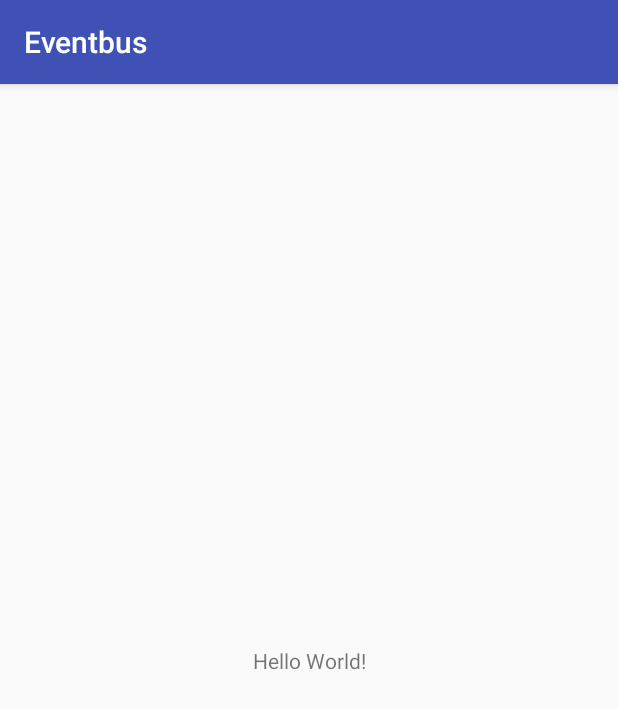
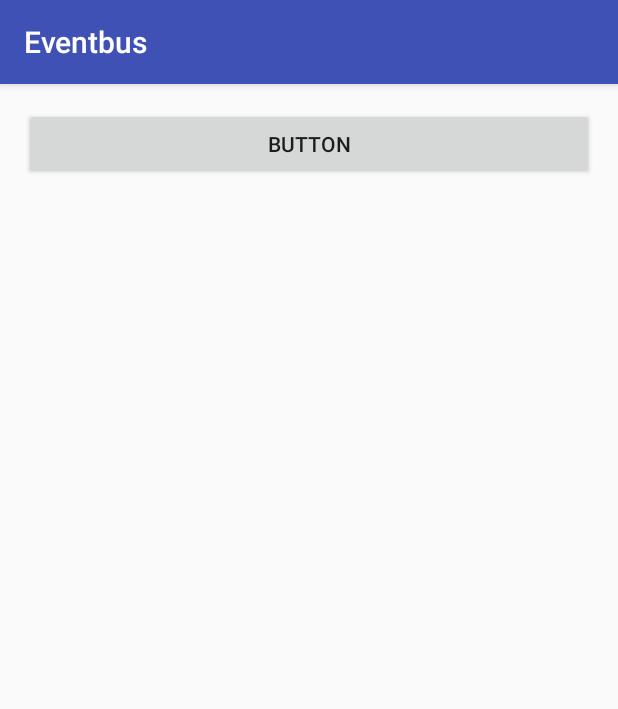
Before and after one commit to clwater/TechnologyShare, an Android app: the screen it shows after launch (MainActivity), on a phone screen of 412 x 824 dp. Shown: the top 709 px of the screen. Run offline under Robolectric (Android 15) with nearby library versions, the phone set to English and light mode, and no system bars; our stand-ins replace EventBus.

Commit message:
EventBus

```diff
--- a/xbb/source/Eventbus/app/src/main/AndroidManifest.xml
+++ b/xbb/source/Eventbus/app/src/main/AndroidManifest.xml
@@ -1,14 +1,14 @@
 <?xml version="1.0" encoding="utf-8"?>
 <manifest xmlns:android="http://schemas.android.com/apk/res/android"
-    package="com.clwater.eventbus" >
+    package="com.clwater.eventbus">
 
     <application
         android:allowBackup="true"
         android:icon="@mipmap/ic_launcher"
         android:label="@string/app_name"
         android:supportsRtl="true"
-        android:theme="@style/AppTheme" >
-        <activity android:name=".MainActivity" >
+        android:theme="@style/AppTheme">
+        <activity android:name=".MainActivity">
             <intent-filter>
                 <action android:name="android.intent.action.MAIN" />
 
--- a/xbb/source/Eventbus/app/src/main/java/com/clwater/eventbus/MainActivity.java
+++ b/xbb/source/Eventbus/app/src/main/java/com/clwater/eventbus/MainActivity.java
@@ -2,12 +2,45 @@ package com.clwater.eventbus;
 
 import android.support.v7.app.AppCompatActivity;
 import android.os.Bundle;
+import android.view.View;
+import android.widget.Button;
+import android.widget.Toast;
+
+import org.greenrobot.eventbus.EventBus;
+import org.greenrobot.eventbus.Subscribe;
 
 public class MainActivity extends AppCompatActivity {
+
+    private Button button ;
 
     @Override
     protected void onCreate(Bundle savedInstanceState) {
         super.onCreate(savedInstanceState);
         setContentView(R.layout.activity_main);
+        button = (Button) findViewById(R.id.button);
+        button.setOnClickListener(new View.OnClickListener() {
+            @Override
+            public void onClick(View v) {
+                EventBus.getDefault().post(new EventBusMessage());
+            }
+        });
+
+    }
+
+    @Subscribe
+    public void onEventBusMessagePost(EventBusMessage e){
+        Toast.makeText(this , "EventBusMessage is posted ." , Toast.LENGTH_SHORT).show();
+    }
+
+    @Override
+    protected void onStart() {
+        super.onStart();
+        EventBus.getDefault().register(this);
+    }
+
+    @Override
+    protected void onDestroy() {
+        super.onDestroy();
+        EventBus.getDefault().unregister(this);
     }
 }
--- a/xbb/source/Eventbus/app/src/main/res/layout/activity_main.xml
+++ b/xbb/source/Eventbus/app/src/main/res/layout/activity_main.xml
@@ -1,20 +1,19 @@
 <?xml version="1.0" encoding="utf-8"?>
-<android.support.constraint.ConstraintLayout
-    xmlns:android="http://schemas.android.com/apk/res/android"
+<RelativeLayout xmlns:android="http://schemas.android.com/apk/res/android"
     xmlns:tools="http://schemas.android.com/tools"
-    xmlns:app="http://schemas.android.com/apk/res-auto"
     android:id="@+id/activity_main"
     android:layout_width="match_parent"
     android:layout_height="match_parent"
+    android:paddingBottom="@dimen/activity_vertical_margin"
+    android:paddingLeft="@dimen/activity_horizontal_margin"
+    android:paddingRight="@dimen/activity_horizontal_margin"
+    android:paddingTop="@dimen/activity_vertical_margin"
     tools:context="com.clwater.eventbus.MainActivity">
 
-    <TextView
-        android:layout_width="wrap_content"
+
+    <Button
+        android:layout_width="match_parent"
         android:layout_height="wrap_content"
-        android:text="Hello World!"
-        app:layout_constraintBottom_toBottomOf="@+id/activity_main"
-        app:layout_constraintLeft_toLeftOf="@+id/activity_main"
-        app:layout_constraintRight_toRightOf="@+id/activity_main"
-        app:layout_constraintTop_toTopOf="@+id/activity_main" />
-
-</android.support.constraint.ConstraintLayout>
+        android:id="@+id/button"
+        android:text="Button"/>
+</RelativeLayout>
--- a/xbb/source/Eventbus/build.gradle
+++ b/xbb/source/Eventbus/build.gradle
@@ -5,7 +5,7 @@ buildscript {
         jcenter()
     }
     dependencies {
-        classpath 'com.android.tools.build:gradle:2.2.0-alpha1'
+        classpath 'com.android.tools.build:gradle:2.2.0'
 
         // NOTE: Do not place your application dependencies here; they belong
         // in the individual module build.gradle files
```
Also changed, not shown: xbb/source/Eventbus/app/build.gradle (+7 -5 lines), xbb/source/Eventbus/app/src/main/java/com/clwater/eventbus/EventBusMessage.java (added, +8 -0 lines), xbb/source/Eventbus/gradle/wrapper/gradle-wrapper.properties, 8 other files.
